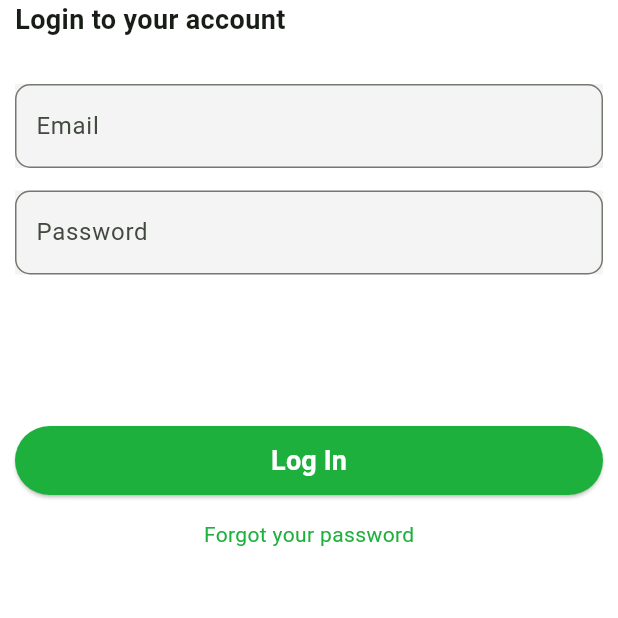
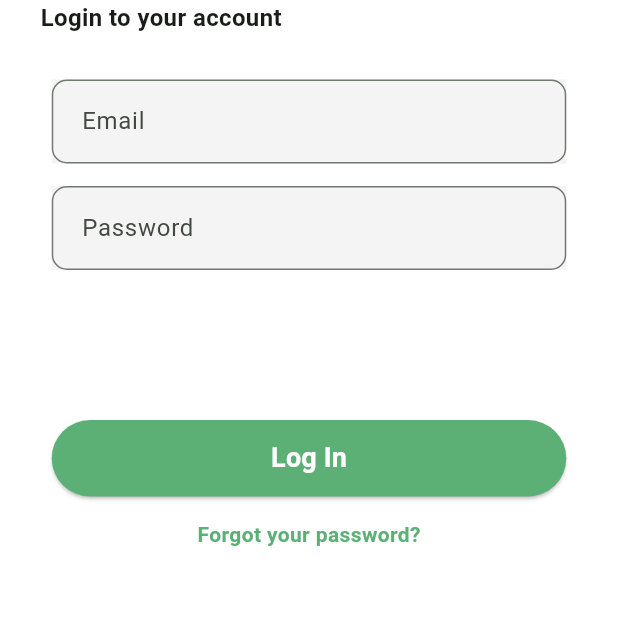
Before and after one commit to Odunaike/rridefraser, a Flutter app: the screen it shows after launch, on a phone screen of 412 x 824 dp, the top half of it. Run offline on Flutter 3.47's test engine with Material 3 defaults, Android fonts, the phone set to English and light mode, and no system bars; our stand-ins replace bloc, equatable, flutter_bloc, shared_preferences, shimmer.

Commit message:
Modified the UI and error handling

```diff
--- a/lib/data/Repository/NetworkRepositry.dart
+++ b/lib/data/Repository/NetworkRepositry.dart
@@ -15,7 +15,9 @@ class NetworkRepository {
         String token = bodyMap["token"] ?? "empty token";
         return token;
       } else if (networkResponse.statusCode == 404) {
-        throw "Email or Password incorrect";
+        throw "User not found. recheck email";
+      } else if (networkResponse.statusCode == 401) {
+        throw "Incorrect password";
       } else {
         throw "Server Error occured, try again";
       }
--- a/lib/main.dart
+++ b/lib/main.dart
@@ -15,8 +15,7 @@ class MyApp extends StatelessWidget {
     return MaterialApp(
       title: 'Flutter Demo',
       theme: ThemeData(
-        colorScheme:
-            ColorScheme.fromSeed(seedColor: Color.fromARGB(255, 30, 176, 61)),
+        colorScheme: ColorScheme.fromSeed(seedColor: Color(0xFF5DB075)),
         useMaterial3: true,
       ),
       home: BlocProvider(
--- a/lib/ui/login_screen/LoginScreen.dart
+++ b/lib/ui/login_screen/LoginScreen.dart
@@ -35,7 +35,7 @@ class _LoginScreenState extends State<LoginScreen> {
                   backgroundColor: Colors.transparent,
                   child: Center(
                       child: CircularProgressIndicator(
-                    color: Color.fromARGB(255, 55, 237, 91),
+                    color: Color(0xFF5DB075),
                   )),
                 );
               },
@@ -55,18 +55,27 @@ class _LoginScreenState extends State<LoginScreen> {
           } else {}
         },
         child: SafeArea(
-          child: Padding(
-            padding: const EdgeInsets.symmetric(horizontal: 10),
-            child: Form(
+          child: Column(
+            crossAxisAlignment: CrossAxisAlignment.center,
+            children: [
+              Form(
                 key: _formKey,
-              child: Column(children: [
+                child: Column(
+                    crossAxisAlignment: CrossAxisAlignment.center,
+                    children: [
                       const Row(
                         children: [
-                    Text(
+                          Padding(
+                            padding: EdgeInsets.only(
+                                left:
+                                    27), //the padding on figma file cause an alignment problem with the rest of the form, so I increased it. Yet testing on different screen sizes/densities affected the alignment.
+                            // An approach which maintained alignment , that I used in the first push is covering everyhting with  padding. So irrespective of screen size, the alihnment is maintained.
+                            child: Text(
                               textAlign: TextAlign.start,
                               "Login to your account",
-                      style:
-                          TextStyle(fontSize: 18, fontWeight: FontWeight.w600),
+                              style: TextStyle(
+                                  fontSize: 16, fontWeight: FontWeight.w600),
+                            ),
                           ),
                         ],
                       ),
@@ -74,6 +83,7 @@ class _LoginScreenState extends State<LoginScreen> {
                         height: 30,
                       ),
                       Container(
+                        width: 343,
                         color: const Color.fromARGB(255, 244, 244, 244),
                         child: TextFormField(
                           controller: emailController,
@@ -85,7 +95,7 @@ class _LoginScreenState extends State<LoginScreen> {
                           },
                           decoration: InputDecoration(
                               contentPadding: const EdgeInsets.symmetric(
-                            vertical: 16, horizontal: 10),
+                                  vertical: 16, horizontal: 16),
                               border: OutlineInputBorder(
                                   borderRadius: BorderRadius.circular(10)),
                               hintText: "Email"),
@@ -95,6 +105,7 @@ class _LoginScreenState extends State<LoginScreen> {
                         height: 15,
                       ),
                       Container(
+                        width: 343,
                         color: const Color.fromARGB(255, 244, 244, 244),
                         child: TextFormField(
                           controller: passwordController,
@@ -107,7 +118,7 @@ class _LoginScreenState extends State<LoginScreen> {
                           obscureText: hidePassword,
                           decoration: InputDecoration(
                               contentPadding: const EdgeInsets.symmetric(
-                            vertical: 16, horizontal: 10),
+                                  vertical: 16, horizontal: 16),
                               border: OutlineInputBorder(
                                   borderRadius: BorderRadius.circular(10)),
                               hintText: "Password",
@@ -117,26 +128,32 @@ class _LoginScreenState extends State<LoginScreen> {
                                       hidePassword = !hidePassword;
                                     });
                                   },
-                            child: const Text("Show"))),
+                                  child: const Text(
+                                    "Show",
+                                    style: TextStyle(color: Color(0xFF5DB075)),
+                                  ))),
                         ),
                       ),
                       const SizedBox(
                         height: 100,
                       ),
                       Row(
+                        mainAxisAlignment: MainAxisAlignment.center,
                         children: [
-                    Expanded(
+                          SizedBox(
+                            width: 343,
+                            height: 51,
                             child: ElevatedButton(
                                 style: ElevatedButton.styleFrom(
-                              backgroundColor:
-                                  const Color.fromARGB(255, 30, 176, 61),
+                                    backgroundColor: const Color(0xFF5DB075),
                                     foregroundColor: Colors.white,
-                              padding:
-                                  const EdgeInsets.symmetric(vertical: 10)),
+                                    padding: const EdgeInsets.symmetric(
+                                        vertical: 10)),
                                 child: const Text(
                                   "Log In",
                                   style: TextStyle(
-                                fontSize: 18, fontWeight: FontWeight.w600),
+                                      fontSize: 18,
+                                      fontWeight: FontWeight.w600),
                                 ),
                                 onPressed: () {
                                   if (_formKey.currentState!.validate()) {
@@ -154,11 +171,15 @@ class _LoginScreenState extends State<LoginScreen> {
                         height: 15,
                       ),
                       const Text(
-                  "Forgot your password",
-                  style: TextStyle(color: Color.fromARGB(255, 30, 176, 61)),
+                        "Forgot your password?",
+                        style: TextStyle(
+                            color: Color(0xFF5DB075),
+                            fontSize: 14,
+                            fontWeight: FontWeight.w600),
                       )
                     ]),
               ),
+            ],
           ),
         ),
       ),
```
Also changed, not shown: lib/ui/feed_screen/FeedScreen.dart (+67 -11 lines). Lines whose indentation alone changed are shown as unchanged.
